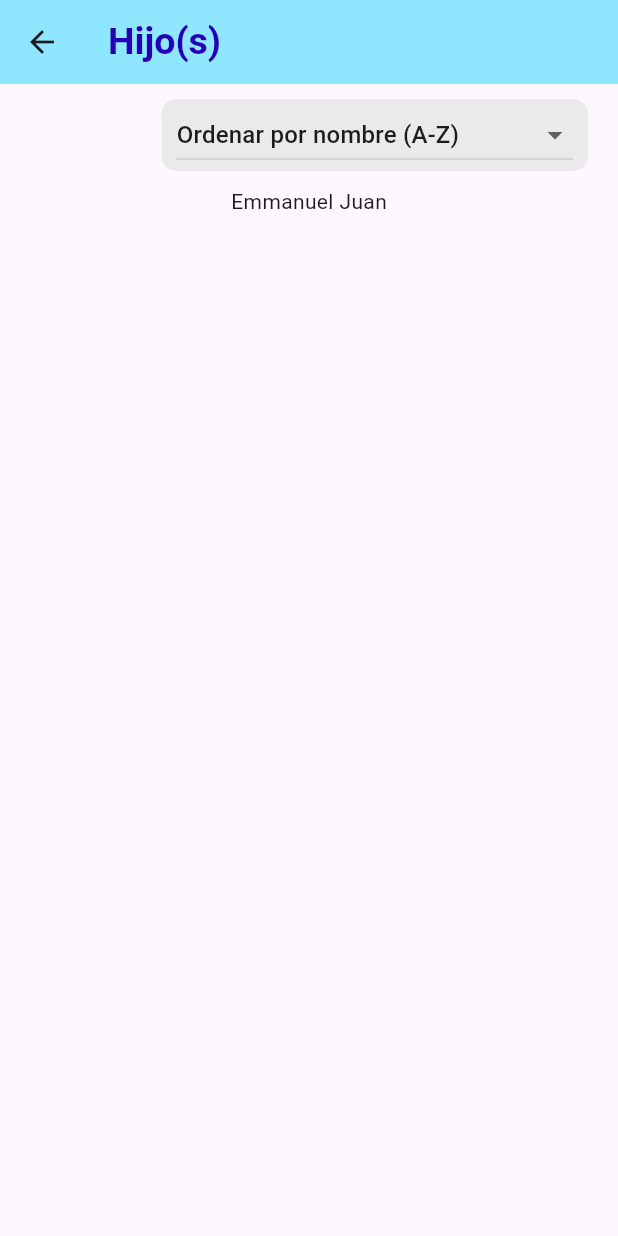
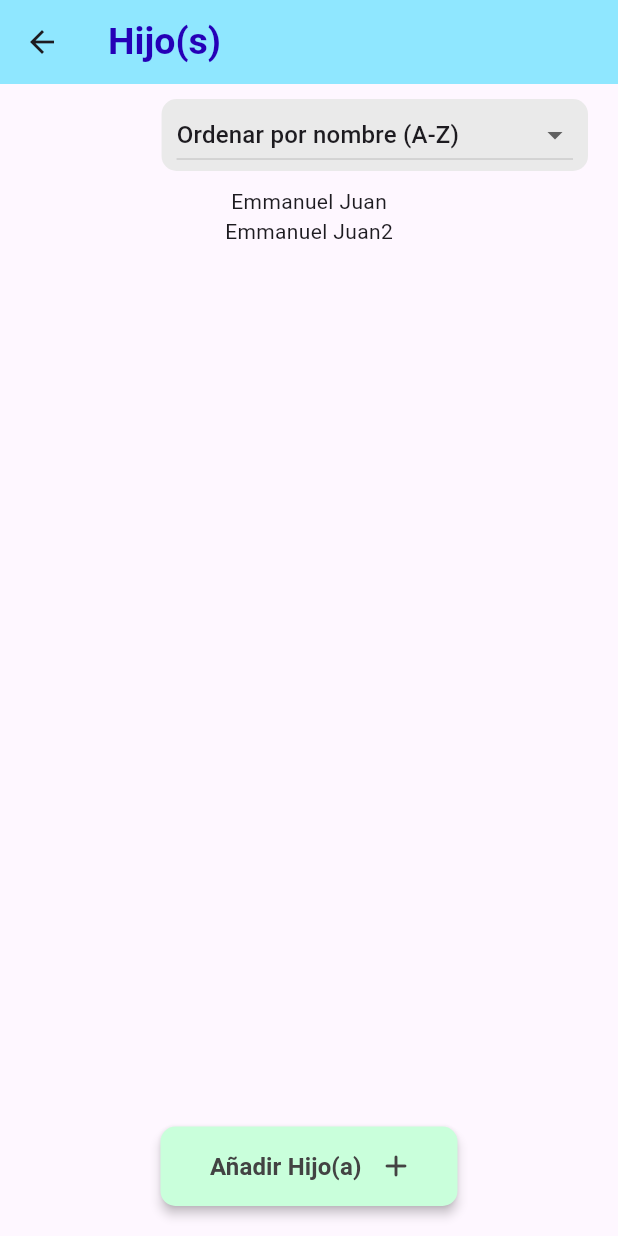
Before and after one commit to Aram-204/TSP_DepuradoresAnonimos, a Flutter app: the ChildrenSection screen opened directly, on a phone screen of 412 x 824 dp. Run offline on Flutter 3.47's test engine with Material 3 defaults, Android fonts, the light colour scheme and no system bars; our stand-ins replace font_awesome_flutter.

Commit message:
Añadiendo formulario para añadir nuevos hijos

```diff
--- a/ninerapp/lib/screens/children_section.dart
+++ b/ninerapp/lib/screens/children_section.dart
@@ -1,5 +1,7 @@
 import 'package:flutter/material.dart';
+import 'package:font_awesome_flutter/font_awesome_flutter.dart';
 import 'package:ninerapp/models/child.dart';
+import 'package:ninerapp/screens/form_child.dart';
 import 'package:ninerapp/util/app_colors.dart';
 import 'package:ninerapp/util/app_textstyles.dart';
 
@@ -22,6 +24,7 @@ class _ChildrenSectionState extends State<ChildrenSection> {
 
   List<Child> childrenList = [
     Child(id: '1', name: 'Emmanuel Juan', lastName: 'Ortiz Juarez', birthdate: DateTime(2020, 1, 1), isFemale: false),
+    Child(id: '2', name: 'Emmanuel Juan2', lastName: 'Ortiz Juarez2', birthdate: DateTime(2023, 1, 1), isFemale: true),
   ];
 
   @override
@@ -53,13 +56,48 @@ class _ChildrenSectionState extends State<ChildrenSection> {
                 child: SingleChildScrollView(
                   child: Column(
                     children: [
-                      ...childrenList.map((child) => Text(child.name)).toList(),
+                      // hacer tarjetas y añadir boton de añadir hijo
+                      ...childrenList.map((child) => Text(child.name)),
                     ],
                   ),
                 ),
               ),
-            ]
+            ],
+            SizedBox(height: 10),
+            addChildButton(),
+            SizedBox(height: 20),
           ],
+        ),
+      )
+    );
+  }
+
+  ElevatedButton addChildButton() {
+    return ElevatedButton(
+      onPressed: () {
+        Navigator.of(context).push(
+          MaterialPageRoute(
+            builder: (context) => const FormChildScreen(),
+          ),
+        );
+      },
+      style: ElevatedButton.styleFrom(
+        backgroundColor: AppColors.seeBabysittersColor,
+        shape: RoundedRectangleBorder(
+          borderRadius: BorderRadius.circular(10),
+        ),
+        elevation: 3,
+      ),
+      child: Container(
+        padding: const EdgeInsets.symmetric(vertical: 15, horizontal: 0),
+        width: 150,
+        child: Row(
+          mainAxisAlignment: MainAxisAlignment.center,
+          children: [
+            Text('Añadir Hijo(a)', style: AppTextstyles.buttonText),
+            SizedBox(width: 15),
+            Icon(FontAwesomeIcons.plus, size: 16, color: AppColors.fontColor),
+          ]
         ),
       )
     );
--- a/ninerapp/lib/util/app_colors.dart
+++ b/ninerapp/lib/util/app_colors.dart
@@ -12,5 +12,7 @@ class AppColors {
   static const Color settingsColor = Color.fromARGB(255, 234, 234, 234);
   static const Color helpColor = Color.fromARGB(255, 200, 200, 200);
 
+  static const Color lightBlue = Color.fromARGB(255, 242, 233, 255);
+  static const Color grey = Color.fromARGB(255, 158, 158, 158);
   static const Color shadowColor = Color.fromARGB(150, 158, 158, 158);
 }
--- a/ninerapp/lib/util/app_textstyles.dart
+++ b/ninerapp/lib/util/app_textstyles.dart
@@ -25,4 +25,16 @@ class AppTextstyles {
     color: AppColors.fontColor,
     fontWeight: FontWeight.bold,
   );
+
+  static const TextStyle buttonText = TextStyle(
+    fontSize: 16,
+    color: AppColors.fontColor,
+    fontWeight: FontWeight.bold,
+  );
+
+  static const TextStyle bodyText = TextStyle(
+    fontSize: 16,
+    color: AppColors.fontColor,
+    fontWeight: FontWeight.bold,
+  );
 }
```
Also changed, not shown: ninerapp/lib/screens/form_child.dart (added, +212 -0 lines), ninerapp/lib/util/app_shadows.dart (+7 -0 lines).
